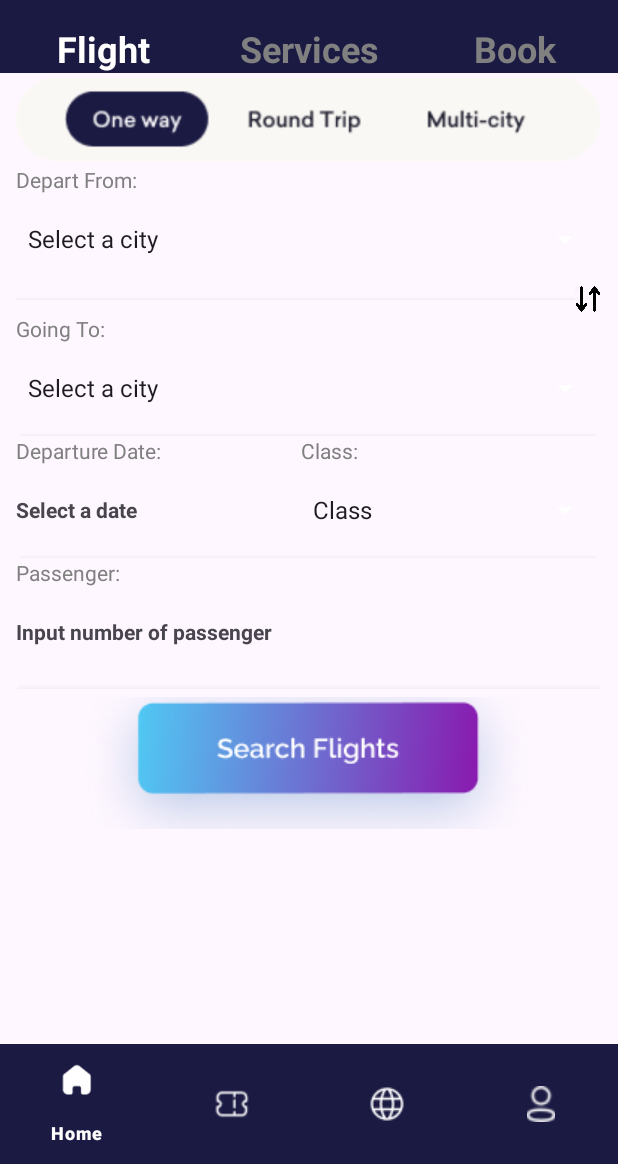
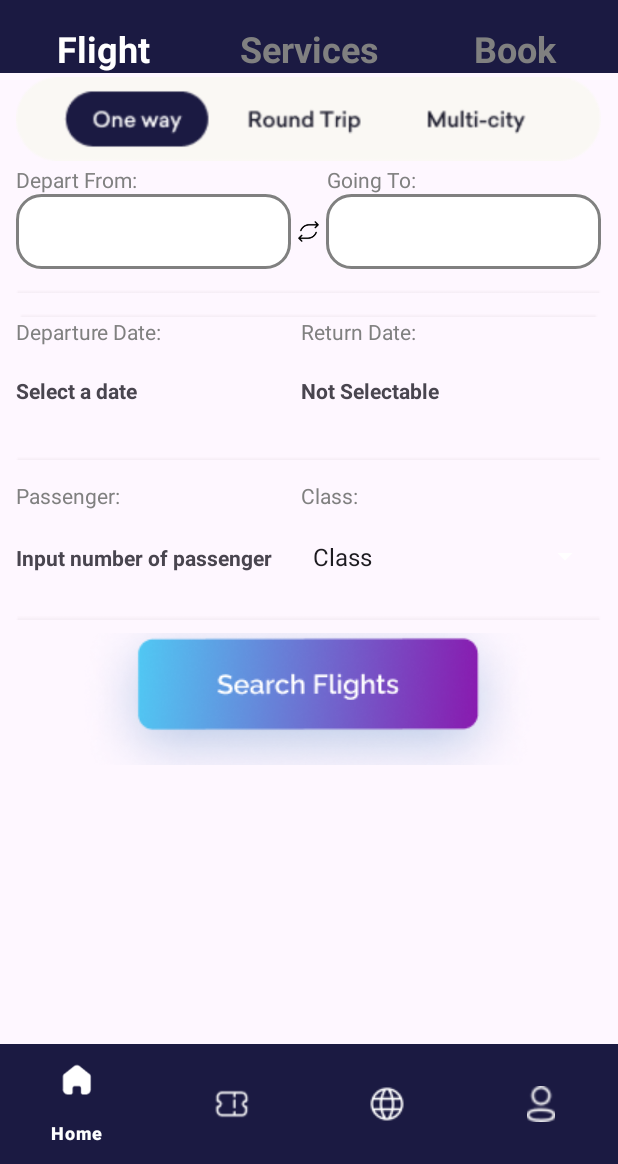
Before and after one commit to T1adus/CSIT214-Project-Deliverable, an Android app: the fragment TripFragment placed in its activity, on a phone screen of 412 x 824 dp, the part 72-1236 px from its top. Run offline under Robolectric (Android 15) with nearby library versions, the phone set to English and light mode, and no system bars.

Commit message:
Booking Screen UI Redesign
This commit change the layout of the TripFragment.

```diff
--- a/FlytDream/app/src/main/java/com/example/flytdream/TripFragment.java
+++ b/FlytDream/app/src/main/java/com/example/flytdream/TripFragment.java
@@ -84,8 +84,6 @@ public class TripFragment extends Fragment {
         View view = inflater.inflate(R.layout.fragment_trip, container, false);
         activity = (CoreActivity) getActivity();
         aBookingSession = activity.getBookingSession();
-        departureCitySelect = view.findViewById(R.id.departureCitySelect);
-        arrivalCitySelect = view.findViewById(R.id.arrivalCitySelect);
         citySwitch = view.findViewById(R.id.citySwitch);
         citySwitch.setOnClickListener(clickListener);
         classSelect = view.findViewById(R.id.classSelect);
@@ -121,12 +119,6 @@ public class TripFragment extends Fragment {
     };
 
     public void getData() {
-        long departureCityId = aBookingSession.getDepartureCityId();
-        departureCitySelect.setSelection((int)departureCityId);
-
-        long arrivalCityId = aBookingSession.getArrivalCityId();
-        arrivalCitySelect.setSelection((int)arrivalCityId);
-
         String date = aBookingSession.getDate();
         if (!date.equals("")) {
             dateSelection.setText(date);
@@ -239,18 +231,6 @@ public class TripFragment extends Fragment {
     }
 
     public void inflateSpinner() {
-        String[] cityList = new String[] {"Select a city","Sydney", "Melbourne", "Hanoi", "HCM"};
-
-        ArrayAdapter<String> cities = new ArrayAdapter<>(
-                requireContext(),
-                android.R.layout.simple_spinner_item,
-                cityList
-        );
-
-        cities.setDropDownViewResource(android.R.layout.simple_spinner_dropdown_item);
-        departureCitySelect.setAdapter(cities);
-        arrivalCitySelect.setAdapter(cities);
-
         String[] classList = new String[] {"Class", "Economy", "Premium Economy", "Business"};
 
         ArrayAdapter<String> classes = new ArrayAdapter<>(
--- a/FlytDream/app/src/main/res/layout/fragment_trip.xml
+++ b/FlytDream/app/src/main/res/layout/fragment_trip.xml
@@ -68,22 +68,65 @@
                 android:layout_height="61dp"
                 android:src="@drawable/flight_type" />
 
-            <TextView
-                android:id="@+id/textView6"
+            <LinearLayout
                 android:layout_width="match_parent"
                 android:layout_height="wrap_content"
-                android:text="@string/depart"
-                android:textColor="@color/grey" />
+                android:orientation="horizontal">
 
-            <Spinner
-                android:id="@+id/departureCitySelect"
-                android:layout_width="match_parent"
-                android:layout_height="60dp"
-                android:visibility="visible" />
+                <TextView
+                    android:id="@+id/textView6"
+                    android:layout_width="207dp"
+                    android:layout_height="wrap_content"
+                    android:text="@string/depart"
+                    android:textColor="@color/grey" />
+
+                <TextView
+                    android:id="@+id/textView7"
+                    android:layout_width="match_parent"
+                    android:layout_height="wrap_content"
+                    android:text="@string/arrive"
+                    android:textColor="@color/grey" />
+            </LinearLayout>
 
             <LinearLayout
                 android:layout_width="match_parent"
-                android:layout_height="wrap_content"
+                android:layout_height="50dp"
+                android:gravity="center_vertical"
+                android:orientation="horizontal">
+
+                <TextView
+                    android:id="@+id/userDepartCity"
+                    android:layout_width="550dp"
+                    android:layout_height="fill_parent"
+                    android:layout_weight="1"
+                    android:background="@drawable/unselected_flight_background"
+                    android:gravity="center_horizontal|center_vertical"
+                    android:text="@string/blank"
+                    android:textSize="20sp"
+                    android:textStyle="bold" />
+
+                <ImageView
+                    android:id="@+id/citySwitch"
+                    android:layout_width="fill_parent"
+                    android:layout_height="15dp"
+                    android:layout_weight="1"
+                    android:src="@drawable/arrow_switch" />
+
+                <TextView
+                    android:id="@+id/userArriveCity"
+                    android:layout_width="550dp"
+                    android:layout_height="fill_parent"
+                    android:layout_weight="1"
+                    android:background="@drawable/unselected_flight_background"
+                    android:gravity="center_horizontal|center_vertical"
+                    android:text="@string/blank"
+                    android:textSize="20sp"
+                    android:textStyle="bold" />
+            </LinearLayout>
+
+            <LinearLayout
+                android:layout_width="match_parent"
+                android:layout_height="30dp"
                 android:gravity="center"
                 android:orientation="horizontal">
 
@@ -95,25 +138,7 @@
                     android:scaleType="centerCrop"
                     android:src="@drawable/vector" />
 
-                <ImageView
-                    android:id="@+id/citySwitch"
-                    android:layout_width="30dp"
-                    android:layout_height="20dp"
-                    android:layout_weight="1"
-                    android:src="@drawable/arrows" />
             </LinearLayout>
-
-            <TextView
-                android:id="@+id/textView7"
-                android:layout_width="match_parent"
-                android:layout_height="wrap_content"
-                android:text="@string/arrive"
-                android:textColor="@color/grey" />
-
-            <Spinner
-                android:id="@+id/arrivalCitySelect"
-                android:layout_width="match_parent"
-                android:layout_height="60dp" />
 
             <ImageView
                 android:id="@+id/imageView12"
@@ -139,7 +164,7 @@
                     android:layout_width="50dp"
                     android:layout_height="wrap_content"
                     android:layout_weight="1"
-                    android:text="@string/classS"
+                    android:text="@string/returnDate"
                     android:textColor="@color/grey" />
             </LinearLayout>
 
@@ -150,11 +175,62 @@
 
                 <TextView
                     android:id="@+id/dateSelection"
+                    android:layout_width="30dp"
+                    android:layout_height="fill_parent"
+                    android:layout_weight="1"
+                    android:gravity="center_vertical"
+                    android:text="@string/date"
+                    android:textStyle="bold" />
+
+                <TextView
+                    android:id="@+id/returnSelection"
                     android:layout_width="40dp"
                     android:layout_height="fill_parent"
                     android:layout_weight="1"
                     android:gravity="center_vertical"
-                    android:text="@string/date"
+                    android:text="@string/notS"
+                    android:textStyle="bold" />
+
+            </LinearLayout>
+
+            <ImageView
+                android:id="@+id/imageView14"
+                android:layout_width="match_parent"
+                android:layout_height="30dp"
+                android:src="@drawable/vector" />
+
+            <LinearLayout
+                android:layout_width="match_parent"
+                android:layout_height="wrap_content"
+                android:orientation="horizontal">
+
+                <TextView
+                    android:id="@+id/textView8"
+                    android:layout_width="190dp"
+                    android:layout_height="wrap_content"
+                    android:text="@string/passenger"
+                    android:textColor="@color/grey" />
+
+                <TextView
+                    android:id="@+id/textView23"
+                    android:layout_width="10dp"
+                    android:layout_height="wrap_content"
+                    android:layout_weight="1"
+                    android:text="@string/classS"
+                    android:textColor="@color/grey" />
+            </LinearLayout>
+
+            <LinearLayout
+                android:layout_width="match_parent"
+                android:layout_height="62dp"
+                android:orientation="horizontal">
+
+                <TextView
+                    android:id="@+id/passengerInput"
+                    android:layout_width="190dp"
+                    android:layout_height="60dp"
+                    android:gravity="center_vertical"
+                    android:text="@string/passengerInputText"
                     android:textStyle="bold" />
 
                 <Spinner
@@ -162,34 +238,12 @@
                     android:layout_width="50dp"
                     android:layout_height="match_parent"
                     android:layout_weight="1" />
-
             </LinearLayout>
-
-            <ImageView
-                android:id="@+id/imageView14"
-                android:layout_width="match_parent"
-                android:layout_height="wrap_content"
-                android:src="@drawable/vector" />
-
-            <TextView
-                android:id="@+id/textView8"
-                android:layout_width="match_parent"
-                android:layout_height="wrap_content"
-                android:text="@string/passenger"
-                android:textColor="@color/grey" />
-
-            <TextView
-                android:id="@+id/passengerInput"
-                android:layout_width="match_parent"
-                android:layout_height="60dp"
-                android:gravity="center_vertical"
-                android:text="@string/passengerInputText"
-                android:textStyle="bold" />
 
             <ImageView
                 android:id="@+id/imageView10"
                 android:layout_width="match_parent"
-                android:layout_height="13dp"
+                android:layout_height="20dp"
                 android:src="@drawable/vector" />
 
             <ImageButton
--- a/FlytDream/app/src/main/res/values/strings.xml
+++ b/FlytDream/app/src/main/res/values/strings.xml
@@ -43,4 +43,6 @@
     <string name="childCountViewText">Child:</string>
     <string name="infantCountViewText">Infant:</string>
     <string name="flightSe">Flight Selection</string>
+    <string name="returnDate">Return Date:</string>
+    <string name="notS">Not Selectable</string>
 </resources>
```
Also changed, not shown: FlytDream/app/src/main/res/drawable/arrow_switch.png (added).
